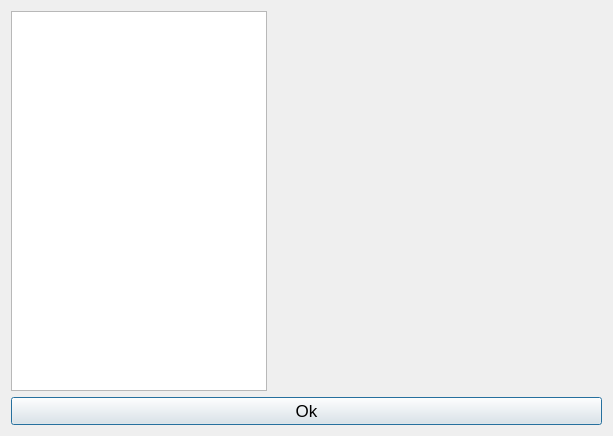
Above: design/SettingsDialog.ui from sonyachep/Doodle_jump before the change. Below: the same form after it.
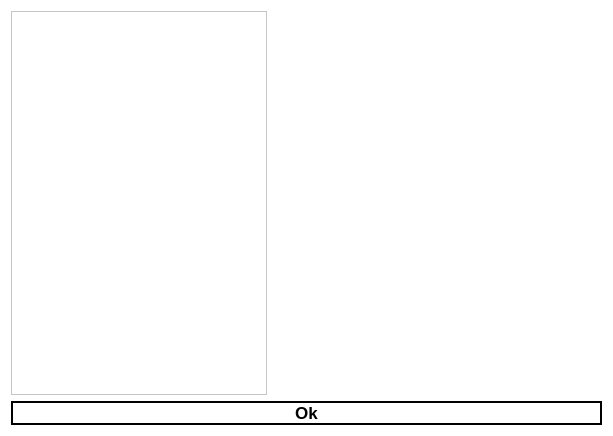
That is the form after the change.

Diff of the .ui file:
```diff
--- a/design/SettingsDialog.ui
+++ b/design/SettingsDialog.ui
@@ -13,6 +13,10 @@
   <property name="windowTitle">
    <string>Dialog</string>
   </property>
+  <property name="styleSheet">
+   <string notr="true">background-color: #FFFFFF;
+</string>
+  </property>
   <layout class="QGridLayout" name="gridLayout_2">
    <item row="0" column="0">
     <layout class="QGridLayout" name="gridLayout">
@@ -21,8 +25,14 @@
        <property name="font">
         <font>
          <pointsize>13</pointsize>
+         <weight>75</weight>
+         <bold>true</bold>
         </font>
        </property>
+       <property name="styleSheet">
+        <string notr="true">border: 2px solid #000000;
+</string>
+       </property>
        <property name="text">
         <string>Ok</string>
        </property>
```
